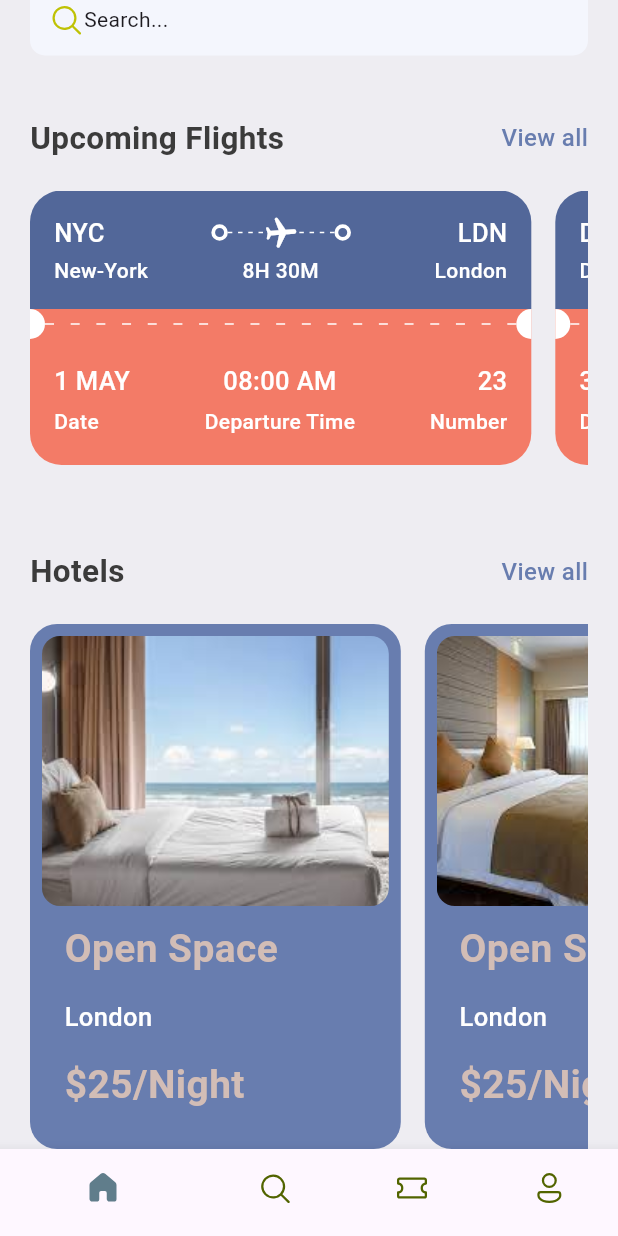
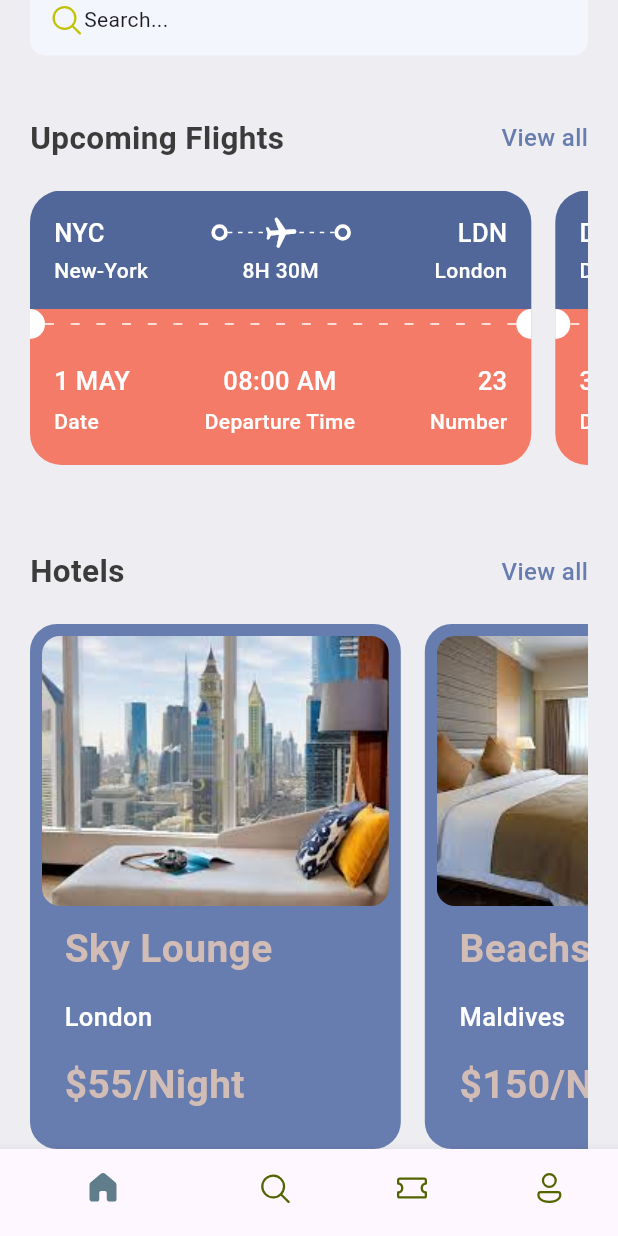
Before and after one commit to Endale2/FlyX-Flutter-ticket-app, a Flutter app: the screen it shows after launch, scrolled down 142 dp, on a phone screen of 412 x 824 dp. Run offline on Flutter 3.47's test engine with Material 3 defaults, Android fonts, the phone set to English and light mode, and no system bars; our stand-ins replace fluentui_icons.

```diff
--- a/lib/base/bottom_nav_bar.dart
+++ b/lib/base/bottom_nav_bar.dart
@@ -1,6 +1,7 @@
 import 'package:fluentui_icons/fluentui_icons.dart';
 import 'package:flutter/material.dart';
-import 'package:flyx/base/screens/home_screen.dart';
+import 'package:flyx/base/screens/home/home_screen.dart';
+import 'package:flyx/base/screens/search/search_screen.dart';
 
 class BottomNavBar extends StatefulWidget {
   const BottomNavBar({super.key});
@@ -12,7 +13,7 @@ class BottomNavBar extends StatefulWidget {
 class _BottomNavBarState extends State<BottomNavBar> {
   final appScreens = [
     const HomeScreen(),
-    const Text("search"),
+    const SearchScreen(),
     const Text("tickets"),
     const Text("Profile"),
   ];
--- a/lib/base/screens/home_screen.dart
+++ b/lib/base/screens/home/home_screen.dart
@@ -4,7 +4,7 @@ import 'package:flyx/base/res/media.dart';
 import 'package:flyx/base/res/styles/appStyles.dart';
 import 'package:flyx/base/res/widgets/app_double_text.dart';
 import 'package:flyx/base/res/widgets/ticket_view.dart';
-import 'package:flyx/base/screens/widgets/hotels.dart';
+import 'package:flyx/base/screens/home/hotels.dart';
 import 'package:flyx/base/utils/all_json.dart';
 
 class HomeScreen extends StatelessWidget {
@@ -96,6 +96,7 @@ class HomeScreen extends StatelessWidget {
                       scrollDirection: Axis.horizontal,
                       child: Row(
                         children: hotelList
+                            .take(2)
                             .map((singlehotel) => Hotel(
                                   hotel: singlehotel,
                                 ))
--- a/lib/base/screens/widgets/hotels.dart
+++ b/lib/base/screens/home/hotels.dart
@@ -36,7 +36,7 @@ class Hotel extends StatelessWidget {
             Padding(
               padding: const EdgeInsets.only(left: 15),
               child: Text(
-                "Open Space",
+                hotel["place"],
                 style: Appstyles.headline1.copyWith(color: Appstyles.kakiColor),
               ),
             ),
@@ -46,7 +46,7 @@ class Hotel extends StatelessWidget {
             Padding(
               padding: const EdgeInsets.only(left: 15),
               child: Text(
-                "London",
+                hotel["destination"],
                 style: Appstyles.headline3.copyWith(color: Colors.white),
               ),
             ),
@@ -56,7 +56,7 @@ class Hotel extends StatelessWidget {
             Padding(
               padding: const EdgeInsets.only(left: 15),
               child: Text(
-                "\$25/Night",
+                "\$${hotel["price"]}/Night",
                 style: Appstyles.headline1.copyWith(color: Appstyles.kakiColor),
               ),
             )
--- a/lib/base/utils/all_json.dart
+++ b/lib/base/utils/all_json.dart
@@ -73,9 +73,9 @@ List<Map<String, dynamic>> ticketList = [
 
 List<Map<String, dynamic>> hotelList = [
   {
-    "image": "hotel_room.png",
+    "image": "four.png",
     "place": "Sky Lounge",
-    "destination": "New York",
+    "destination": "London",
     "price": 55
   },
   {
@@ -91,9 +91,9 @@ List<Map<String, dynamic>> hotelList = [
     "price": 55
   },
   {
-    "image": "four.png",
+    "image": "hotel_room.png",
     "place": "Beachside Villa",
-    "destination": "Maldives",
+    "destination": "Dubai",
     "price": 150
   }
 ];
--- a/lib/main.dart
+++ b/lib/main.dart
@@ -1,6 +1,6 @@
 import 'package:flutter/material.dart';
 import 'package:flyx/base/bottom_nav_bar.dart';
-import 'package:flyx/base/screens/all_tickets.dart';
+import 'package:flyx/base/screens/home/all_tickets.dart';
 
 //2:05
 //3:00
```
Also changed, not shown: lib/base/screens/search/search_screen.dart (added, +30 -0 lines), lib/base/screens/search/widgets/app_ticket_tabs.dart (added, +36 -0 lines), lib/base/screens/home/all_tickets.dart (renamed from lib/base/screens/all_tickets.dart).
